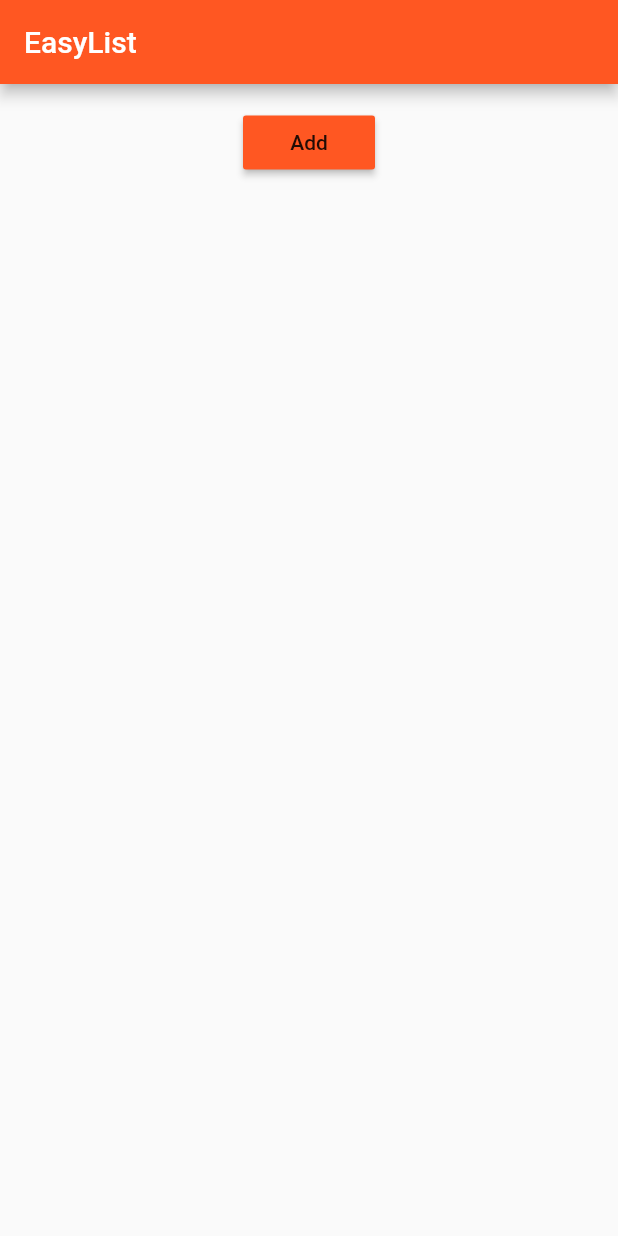
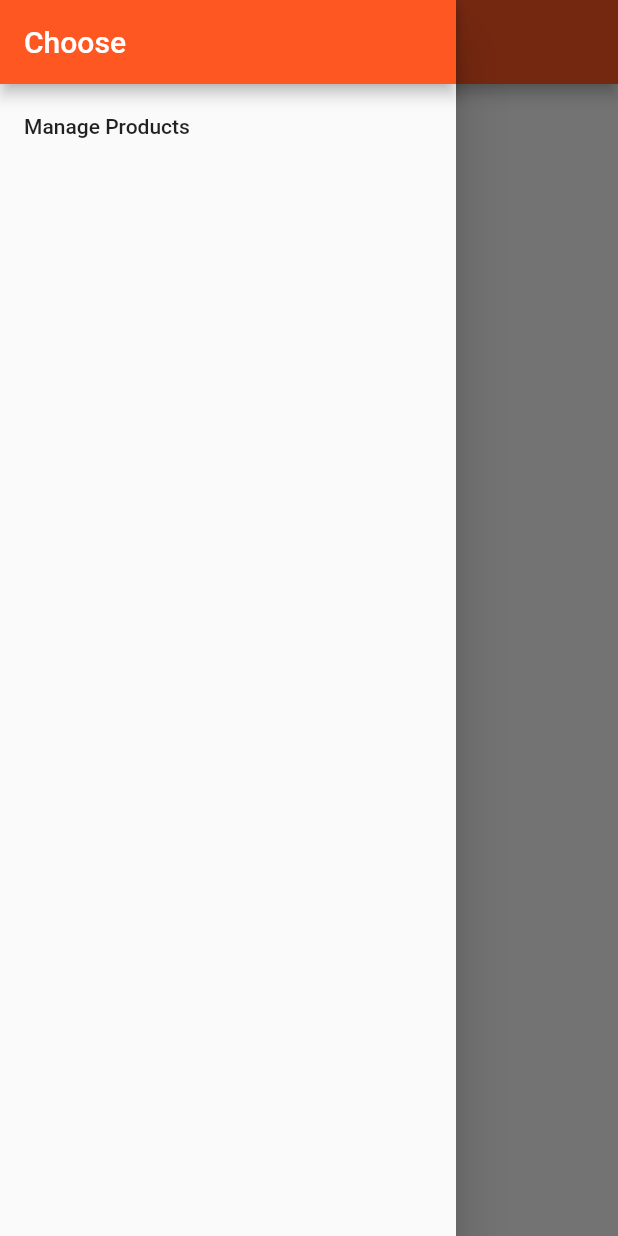
Before and after one commit to MemoryReload/FlutterTutorial, a Flutter app: the screen it shows after launch, with the side drawer open (before the commit the screen has no drawer), on a phone screen of 412 x 824 dp. Run offline on Flutter 3.47's test engine with Material 2 defaults, Android fonts, the phone set to English and light mode, and no system bars.

Commit message:
more tricks

```diff
--- a/com_test_flutter_app/lib/main.dart
+++ b/com_test_flutter_app/lib/main.dart
@@ -1,7 +1,10 @@
 import 'package:flutter/material.dart';
 // import 'package:flutter/rendering.dart';
 
-import './pages/home_page.dart';
+import './pages/auth.dart';
+import './pages/products.dart';
+import './pages/products_admin.dart';
+import './pages/product.dart';
 
 void main(List<String> args) {
   // debugPaintSizeEnabled = true;
@@ -10,16 +13,61 @@ void main(List<String> args) {
   runApp(MyApp());
 }
 
-class MyApp extends StatelessWidget {
+class MyApp extends StatefulWidget {
+  @override
+  State<StatefulWidget> createState() {
+    return _MyAppState();
+  }
+}
+class _MyAppState extends State<MyApp>{
+
+  List <Map<String,String>> _products = [];
+
   @override
   Widget build(BuildContext context) {
     return MaterialApp(
+        // debugShowMaterialGrid: true,
         theme: ThemeData(
           brightness: Brightness.light,
           primarySwatch: Colors.deepOrange,
           accentColor: Colors.deepPurple,
         ),
-      home: HomePage()
+        routes: {
+          "/": (BuildContext context) => ProductsPage(_products,addProduct,deleteProduct),
+          "/admin": (BuildContext contxt) =>
+                              ProductManagePage(),
+        },
+        onGenerateRoute: (RouteSettings settings){
+          List<String> pathElements = settings.name.split("/");
+          if (pathElements[0].length != 0) return null;
+          if (pathElements[1] == "products") {
+            int index = int.parse(pathElements[2]);
+            return MaterialPageRoute<bool>(
+                                          builder: (BuildContext context) =>
+                                              ProductPage(
+                                                  _products[index]["title"],
+                                                  _products[index]["image"]));
+          }
+          return null;
+        },
+        onUnknownRoute: (RouteSettings settings){
+            return MaterialPageRoute<bool>(
+                                          builder: (BuildContext context) => AuthPage());
+          },
         );
   }
+
+  void addProduct() {
+    setState(() {
+      _products
+          .add({"title": "Advanced food tester", "image": "assets/food.jpg"});
+    });
   }
+
+  void deleteProduct(int index) {
+    setState(() {
+      _products.removeAt(index);
+    });
+  }
+
+}
--- a/com_test_flutter_app/lib/pages/home_page.dart
+++ /dev/null
@@ -1,15 +0,0 @@
-import 'package:flutter/material.dart';
-
-import '../products_manager.dart';
-
-class HomePage extends StatelessWidget {
-  @override
-  Widget build(BuildContext context) {
-    return Scaffold(
-      appBar: AppBar(
-        title: Text("EasyList"),
-      ),
-      body: ProductsManager(),
-    );
-  }
-}
--- a/com_test_flutter_app/lib/pages/product_page.dart
+++ b/com_test_flutter_app/lib/pages/product.dart
@@ -1,10 +1,10 @@
 import 'package:flutter/material.dart';
 
-class DetailPage extends StatelessWidget {
+class ProductPage extends StatelessWidget {
   final String title;
   final String imageURL;
 
-  DetailPage(this.title, this.imageURL);
+  ProductPage(this.title, this.imageURL);
 
   @override
   Widget build(BuildContext context) {
--- /dev/null
+++ b/com_test_flutter_app/lib/pages/products.dart
@@ -0,0 +1,37 @@
+import 'package:flutter/material.dart';
+
+import '../products_manager.dart';
+
+class ProductsPage extends StatelessWidget {
+
+  final List<Map<String, String>> products;
+  final Function addProduct;
+  final Function deleteProduct;
+
+  ProductsPage(this.products,this.addProduct,this.deleteProduct);
+
+  @override
+  Widget build(BuildContext context) {
+    return Scaffold(
+      drawer: Drawer(
+        child: Column(
+          children: <Widget>[
+            AppBar(
+              automaticallyImplyLeading: false,
+              title: Text("Choose"),
+            ),
+            ListTile(
+                title: Text("Manage Products"),
+                onTap: () {
+                  Navigator.pushNamed(context, "/admin");
+                }),
+          ],
+        ),
+      ),
+      appBar: AppBar(
+        title: Text("EasyList"),
+      ),
+      body: ProductsManager(products,addProduct,deleteProduct),
+    );
+  }
+}
--- a/com_test_flutter_app/lib/products.dart
+++ b/com_test_flutter_app/lib/products.dart
@@ -1,11 +1,12 @@
 import 'package:flutter/material.dart';
 
-import './pages/product_page.dart';
+import './pages/product.dart';
 
 class Products extends StatelessWidget {
   final List<Map<String, String>> products;
+  final Function deleteProduct;
 
-  Products([this.products = const []]);
+  Products([this.products = const [],this.deleteProduct]);
 
   @override
   Widget build(BuildContext context) {
@@ -24,16 +25,10 @@ class Products extends StatelessWidget {
                     children: <Widget>[
                       FlatButton(
                           child: Text("Details"),
-                          onPressed: () => Navigator.push(
-                                      context,
-                                      MaterialPageRoute(
-                                          builder: (BuildContext context) =>
-                                              DetailPage(
-                                                  products[index]["title"],
-                                                  products[index]["image"])))
+                          onPressed: () => Navigator.pushNamed(context, "/products/$index")
                                   .then((result) {
                                 if (result) {
-                                  products.removeAt(index);
+                                  deleteProduct(index);
                                 }
                               })),
                     ],
--- a/com_test_flutter_app/lib/products_manager.dart
+++ b/com_test_flutter_app/lib/products_manager.dart
@@ -3,38 +3,19 @@ import 'package:flutter/material.dart';
 import './products.dart';
 import './products_control.dart';
 
-class ProductsManager extends StatefulWidget {
-  final Map<String,String> startingProduct;
+class ProductsManager extends StatelessWidget {
+  final List<Map<String, String>> products;
+  final Function addProduct;
+  final Function deleteProduct;
 
-  ProductsManager({this.startingProduct});
-
-  @override
-  State<StatefulWidget> createState() {
-    return _ProductsManagerState();
-  }
-}
-
-class _ProductsManagerState extends State<ProductsManager> {
-  List<Map<String,String>> _products = [];
-
-  @override
-  void initState() {
-    super.initState();
-    if (widget.startingProduct != null) {
-      _products.add(widget.startingProduct);
-    }
-  }
-
+  ProductsManager(this.products, this.addProduct, this.deleteProduct);
   @override
   Widget build(BuildContext context) {
     return Column(
-      children: <Widget>[ProductControl(addProduct), Products(_products)],
+      children: <Widget>[
+        ProductControl(addProduct),
+        Products(products, deleteProduct)
+      ],
     );
   }
-
-  void addProduct() {
-    setState(() {
-      _products.add({"title":"Advanced food tester","image":"assets/food.jpg"});
-    });
-  }
 }
```
Also changed, not shown: com_test_flutter_app/lib/pages/auth.dart (added, +19 -0 lines), com_test_flutter_app/lib/pages/products_admin.dart (added, +48 -0 lines), com_test_flutter_app/lib/pages/products_edit.dart (added, +12 -0 lines), com_test_flutter_app/lib/pages/products_list.dart (added, +12 -0 lines). Lines whose indentation alone changed are shown as unchanged.
